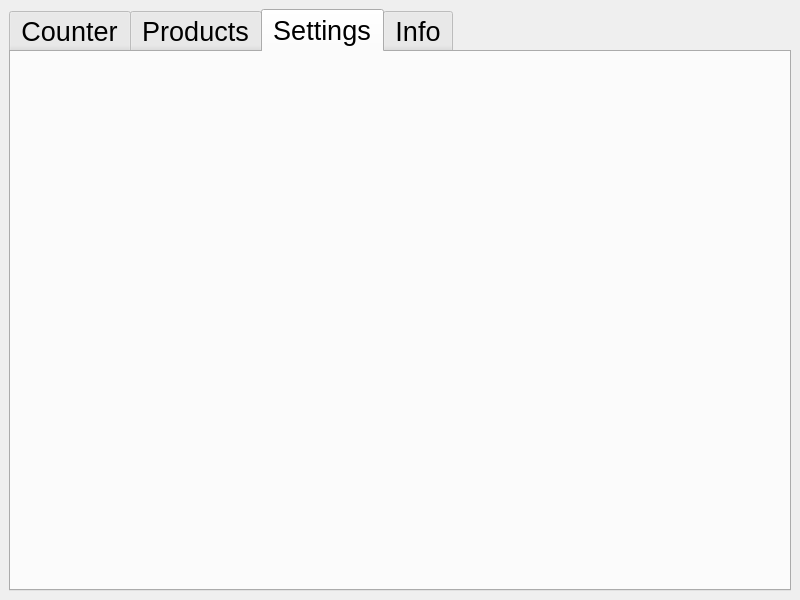
Before: the Qt Designer form form.ui in rassweiler/pi-networked-counter, drawn with Qt 5.
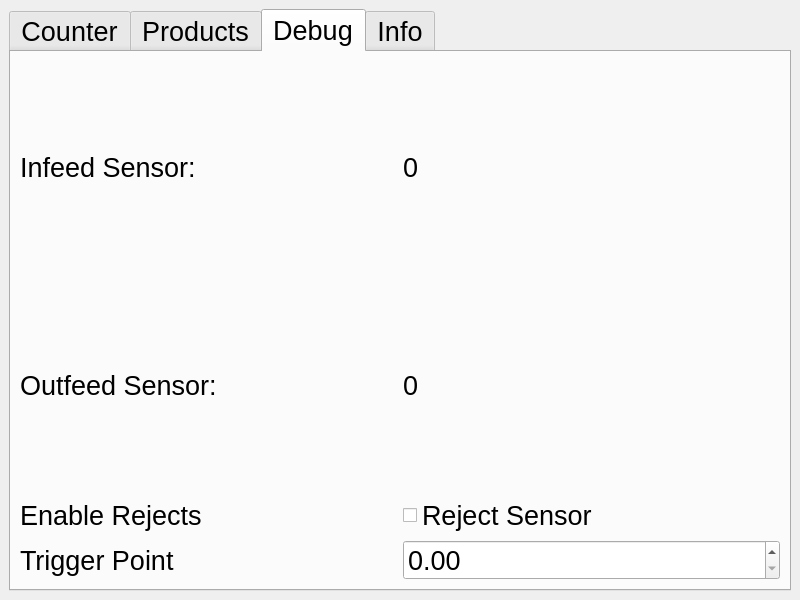
After: the same form once the commit is applied. The open tabs and pages were chosen to show the change.

Commit message:
Setup debug page
- Change setting page to debug page
- Add monitors for raw sensor data
- Add toggles for various settings

Patch:
```diff
--- a/form.ui
+++ b/form.ui
@@ -14,9 +14,9 @@
    <string>MainWindow</string>
   </property>
   <widget class="QWidget" name="centralwidget">
-   <layout class="QVBoxLayout" name="verticalLayout_3">
+   <layout class="QHBoxLayout" name="horizontalLayout_9">
     <item>
-     <widget class="QTabWidget" name="tabWidget">
+     <widget class="QTabWidget" name="debug">
       <property name="enabled">
        <bool>true</bool>
       </property>
@@ -2157,11 +2157,81 @@
       </widget>
       <widget class="QWidget" name="tab_5">
        <property name="enabled">
-        <bool>false</bool>
+        <bool>true</bool>
        </property>
        <attribute name="title">
-        <string>Settings</string>
+        <string>Debug</string>
        </attribute>
+       <layout class="QVBoxLayout" name="verticalLayout_3">
+        <item>
+         <layout class="QHBoxLayout" name="horizontalLayout_8">
+          <item>
+           <widget class="QLabel" name="label_8">
+            <property name="text">
+             <string>Infeed Sensor: </string>
+            </property>
+           </widget>
+          </item>
+          <item>
+           <widget class="QLabel" name="labelInfeedDebug">
+            <property name="text">
+             <string>0</string>
+            </property>
+           </widget>
+          </item>
+         </layout>
+        </item>
+        <item>
+         <layout class="QHBoxLayout" name="horizontalLayout_10">
+          <item>
+           <widget class="QLabel" name="labelOutfeedDebug_2">
+            <property name="text">
+             <string>Outfeed Sensor: </string>
+            </property>
+           </widget>
+          </item>
+          <item>
+           <widget class="QLabel" name="labelOutfeedDebug">
+            <property name="text">
+             <string>0</string>
+            </property>
+           </widget>
+          </item>
+         </layout>
+        </item>
+        <item>
+         <layout class="QHBoxLayout" name="horizontalLayout_11">
+          <item>
+           <widget class="QLabel" name="label_7">
+            <property name="text">
+             <string>Enable Rejects</string>
+            </property>
+           </widget>
+          </item>
+          <item>
+           <widget class="QCheckBox" name="checkBoxEnableRejects">
+            <property name="text">
+             <string>Reject Sensor</string>
+            </property>
+           </widget>
+          </item>
+         </layout>
+        </item>
+        <item>
+         <layout class="QHBoxLayout" name="horizontalLayout_12">
+          <item>
+           <widget class="QLabel" name="label_9">
+            <property name="text">
+             <string>Trigger Point</string>
+            </property>
+           </widget>
+          </item>
+          <item>
+           <widget class="QDoubleSpinBox" name="doubleSpinBoxTriggerPoint"/>
+          </item>
+         </layout>
+        </item>
+       </layout>
       </widget>
       <widget class="QWidget" name="tab_4">
        <property name="sizePolicy">
```
Left out of the diff: 4 changed lines with no effect on the pictures. The commit also changes 1 other file.
